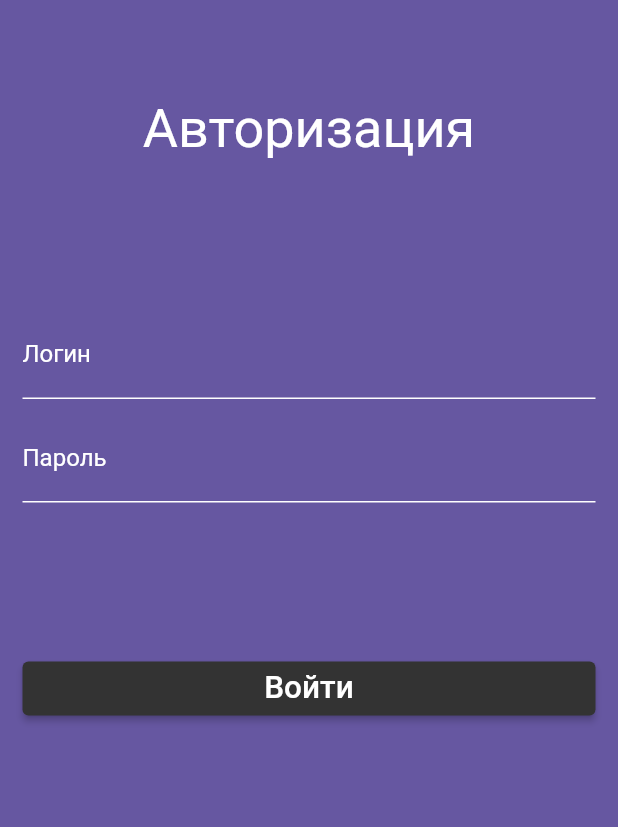
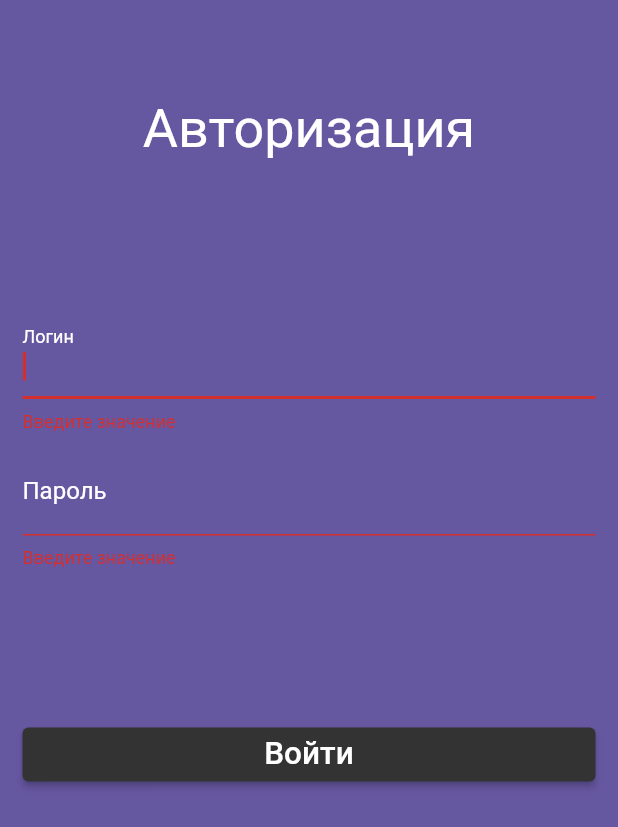
Before and after one commit to gorbunovi/Allerhand, a Flutter app: the screen it shows after launch, after a tap on "Войти", on a phone screen of 412 x 824 dp. Shown: the top 827 px of the screen. Run offline on Flutter 3.47's test engine with Material 2 defaults, Android fonts, the phone set to English and light mode, and no system bars.

Commit message:
creation AuthorizationPage

```diff
--- a/test_work/lib/main.dart
+++ b/test_work/lib/main.dart
@@ -1,5 +1,5 @@
 import 'package:flutter/material.dart';
-import 'package:test_work/pres/my_app.dart';
+import 'package:test_work/presentation/my_app.dart';
 
 void main() {
   runApp(const MyApp());
--- a/test_work/lib/pres/pages/home_page.dart
+++ /dev/null
@@ -1,55 +0,0 @@
-import 'package:flutter/material.dart';
-import 'package:test_work/pres/widgets/home_widgets/button_form_widget.dart';
-import 'package:test_work/pres/widgets/home_widgets/password_form_widget.dart';
-import 'package:test_work/pres/widgets/home_widgets/text_form_widget.dart';
-import '../widgets/home_widgets/login_form_widget.dart';
-
-class MyHomePage extends StatefulWidget {
-  const MyHomePage({Key? key}) : super(key: key);
-
-  @override
-  State<MyHomePage> createState() => _MyHomePageState();
-}
-
-class _MyHomePageState extends State<MyHomePage> {
-
-  static const String _login = 'Vasya';
-  static const String _password = '123';
-
-
-
-  @override
-  Widget build(BuildContext context) {
-    return Scaffold(
-      body: Center(
-        child: Container(
-          color: const Color(0xff6657A1),
-          padding: const EdgeInsets.all(15),
-          child: Form(
-            child: ListView(
-              children: <Widget>[
-                const SizedBox(
-                  height: 50,
-                ),
-                TextForm(),
-                const SizedBox(
-                  height: 100,
-                ),
-                LoginForm(),
-                const SizedBox(
-                  height: 10,
-                ),
-                PasswordForm(),
-                const SizedBox(
-                  height: 100,
-                ),
-                ButtonForm(),
-              ],
-            ),
-          ),
-        ),
-      ),
-      // This trailing comma makes auto-formatting nicer for build methods.
-    );
-  }
-}
--- a/test_work/lib/pres/widgets/home_widgets/login_form_widget.dart
+++ /dev/null
@@ -1,18 +0,0 @@
-import 'package:flutter/material.dart';
-
-Widget LoginForm(){
-  return TextFormField(
-    cursorColor: Colors.white,
-    style: const TextStyle(color: Colors.white),
-    decoration: const InputDecoration(
-      labelText: 'Логин',
-      labelStyle: TextStyle(color: Colors.white),
-      enabledBorder: UnderlineInputBorder(
-        borderSide: BorderSide(color: Colors.white),
-      ),
-      focusedBorder: UnderlineInputBorder(
-        borderSide: BorderSide(color: Colors.white),
-      ),
-    ),
-  );
-}
--- a/test_work/lib/pres/widgets/home_widgets/password_form_widget.dart
+++ /dev/null
@@ -1,19 +0,0 @@
-
-import 'package:flutter/material.dart';
-
-Widget PasswordForm(){
-  return TextFormField(
-    cursorColor: Colors.white,
-    style: const TextStyle(color: Colors.white),
-    decoration: const InputDecoration(
-      labelText: 'Пароль',
-      labelStyle: TextStyle(color: Colors.white),
-      enabledBorder: UnderlineInputBorder(
-        borderSide: BorderSide(color: Colors.white),
-      ),
-      focusedBorder: UnderlineInputBorder(
-        borderSide: BorderSide(color: Colors.white),
-      ),
-    ),
-  );
-}
--- a/test_work/lib/pres/my_app.dart
+++ b/test_work/lib/presentation/my_app.dart
@@ -1,5 +1,6 @@
 import 'package:flutter/material.dart';
-import 'package:test_work/pres/pages/home_page.dart';
+import 'package:test_work/presentation/pages/catalog_page.dart';
+import 'package:test_work/presentation/pages/authorization _page.dart';
 
 class MyApp extends StatelessWidget {
   const MyApp({Key? key}) : super(key: key);
@@ -17,19 +18,19 @@ class MyApp extends StatelessWidget {
         switch (settings.name) {
           case '/':
             return MaterialPageRoute(builder: (BuildContext context) {
-              return const MyHomePage();
+              return const AuthorizationPage();
             });
-          case 'Catalog':
+          case '/CatalogPage':
             return MaterialPageRoute(builder: (BuildContext context) {
-              return const MyHomePage();
+              return const CatalogPage();
             });
           case 'PersonPage':
             return MaterialPageRoute(builder: (BuildContext context) {
-              return const MyHomePage();
+              return const AuthorizationPage();
             });
         }
       },
-      home: const MyHomePage(),
+      home: const AuthorizationPage(),
     );
   }
 }
--- /dev/null
+++ b/test_work/lib/presentation/pages/authorization _page.dart
@@ -0,0 +1,82 @@
+import 'package:flutter/material.dart';
+import 'package:test_work/presentation/widgets/home_widgets/button_form_widget.dart';
+import 'package:test_work/presentation/widgets/home_widgets/password_form_widget.dart';
+import 'package:test_work/presentation/widgets/home_widgets/text_form_widget.dart';
+import '../widgets/home_widgets/login_form_widget.dart';
+
+class AuthorizationPage extends StatefulWidget {
+  const AuthorizationPage({Key? key}) : super(key: key);
+
+  @override
+  State<AuthorizationPage> createState() => _AuthorizationPageState();
+}
+
+class _AuthorizationPageState extends State<AuthorizationPage> {
+
+  static const String _login = 'login';
+  static const String _password = '123';
+
+  final _formKey = GlobalKey<FormState>();
+
+  final TextEditingController _loginController = TextEditingController();
+  final TextEditingController _passwordController = TextEditingController();
+
+  final _loginFocus = FocusNode();
+  final _passwordFocus = FocusNode();
+  final _buttonFocus = FocusNode();
+
+  @override
+  void dispose() {
+    _loginController.dispose();
+    _passwordController.dispose();
+    _loginFocus.dispose();
+    _passwordFocus.dispose();
+    _buttonFocus.dispose();
+  }
+
+  @override
+  Widget build(BuildContext context) {
+    return Scaffold(
+      body: Center(
+        child: Container(
+          color: const Color(0xff6657A1),
+          padding: const EdgeInsets.all(15),
+          child: Form(
+            key: _formKey,
+            child: ListView(
+              children: <Widget>[
+                const SizedBox(
+                  height: 50,
+                ),
+                TextForm(),
+                const SizedBox(
+                  height: 100,
+                ),
+                LoginForm(context, _login, _loginFocus, _passwordFocus),
+                const SizedBox(
+                  height: 10,
+                ),
+                PasswordForm(context, _password, _passwordFocus, _buttonFocus),
+                const SizedBox(
+                  height: 100,
+                ),
+                ElevatedButton(
+                  focusNode: _buttonFocus,
+                  style: ButtonStyle(backgroundColor:  MaterialStateProperty.all(const Color(0xff333333))),
+                  onPressed: () => _submitForm(),
+                  child: const Text('Войти', style: TextStyle(color: Colors.white, fontSize: 21))
+                ),
+              ],
+            ),
+          ),
+        ),
+      ),
+      // This trailing comma makes auto-formatting nicer for build methods.
+    );
+  }
+  void _submitForm(){
+    if(_formKey.currentState!.validate()){
+      Navigator.of(context).pushNamed('/CatalogPage');
+    }
+  }
+}
--- /dev/null
+++ b/test_work/lib/presentation/pages/catalog_page.dart
@@ -0,0 +1,14 @@
+import 'package:flutter/material.dart';
+
+class CatalogPage extends StatelessWidget {
+  const CatalogPage({Key? key}) : super(key: key);
+
+  @override
+  Widget build(BuildContext context) {
+    return Scaffold(
+      appBar: AppBar(
+        title: const Text('Каталог'),
+      ),
+    );
+  }
+}
--- /dev/null
+++ b/test_work/lib/presentation/widgets/home_widgets/login_form_widget.dart
@@ -0,0 +1,34 @@
+import 'package:flutter/material.dart';
+
+import '../../../services/focus_service.dart';
+
+Widget LoginForm(BuildContext context, String login, FocusNode currentFocus, FocusNode nextFocus){
+  return TextFormField(
+    focusNode: currentFocus,
+    autofocus: true,
+    onFieldSubmitted: (_){
+      fieldFocusChange(context, currentFocus, nextFocus);
+    },
+    cursorColor: Colors.white,
+    style: const TextStyle(color: Colors.white),
+    decoration: const InputDecoration(
+      labelText: 'Логин',
+      labelStyle: TextStyle(color: Colors.white),
+      enabledBorder: UnderlineInputBorder(
+        borderSide: BorderSide(color: Colors.white),
+      ),
+      focusedBorder: UnderlineInputBorder(
+        borderSide: BorderSide(color: Colors.white),
+      ),
+    ),
+      validator: (val) {
+        if (val!.isEmpty) {
+          return 'Введите значение';
+        }else if (val!= login){
+          return 'Не верный логин';
+        } else {
+          null;
+        }
+      },
+  );
+}
--- /dev/null
+++ b/test_work/lib/presentation/widgets/home_widgets/password_form_widget.dart
@@ -0,0 +1,34 @@
+import 'package:flutter/material.dart';
+
+import '../../../services/focus_service.dart';
+
+Widget PasswordForm(BuildContext context, String password, FocusNode currentFocus, FocusNode nextFocus) {
+  return TextFormField(
+    focusNode: currentFocus,
+    onFieldSubmitted: (_){
+      fieldFocusChange(context, currentFocus, nextFocus);
+    },
+    cursorColor: Colors.white,
+    style: const TextStyle(color: Colors.white),
+    keyboardType: TextInputType.number,
+    decoration: const InputDecoration(
+      labelText: 'Пароль',
+      labelStyle: TextStyle(color: Colors.white),
+      enabledBorder: UnderlineInputBorder(
+        borderSide: BorderSide(color: Colors.white),
+      ),
+      focusedBorder: UnderlineInputBorder(
+        borderSide: BorderSide(color: Colors.white),
+      ),
+    ),
+    validator: (val) {
+      if (val!.isEmpty) {
+        return 'Введите значение';
+      }else if (val!= password){
+        return 'Не верный пароль';
+      } else {
+        null;
+      }
+    },
+  );
+}
--- /dev/null
+++ b/test_work/lib/services/focus_service.dart
@@ -0,0 +1,7 @@
+
+import 'package:flutter/material.dart';
+
+void fieldFocusChange(BuildContext context, FocusNode currentFocus, FocusNode nextFocus){
+  currentFocus.unfocus();
+  FocusScope.of(context).requestFocus(nextFocus);
+}
```
Also changed, not shown: test_work/pubspec.yaml (+5 -25 lines), test_work/lib/presentation/widgets/home_widgets/button_form_widget.dart (renamed from test_work/lib/pres/widgets/home_widgets/button_form_widget.dart), test_work/lib/presentation/widgets/home_widgets/text_form_widget.dart (renamed from test_work/lib/pres/widgets/home_widgets/text_form_widget.dart), test_work/pubspec.lock, 1 other file.
